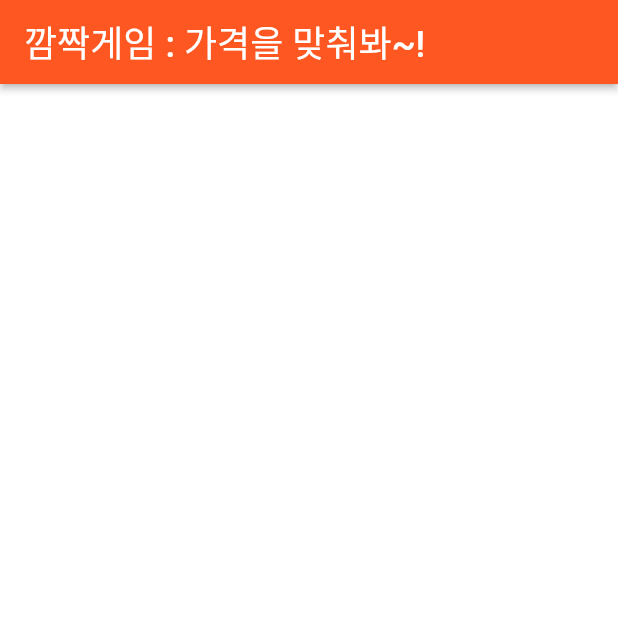
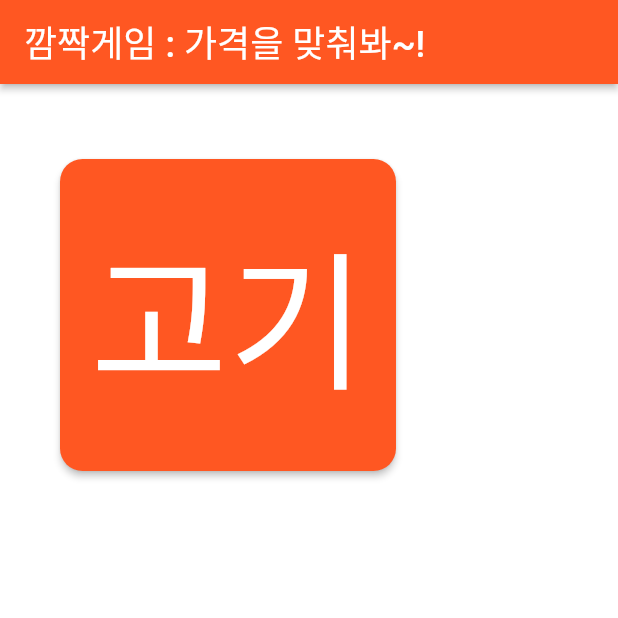
Before and after one commit to jjang0308/os_memeory_game, a Flutter app: the screen it shows after launch, on a phone screen of 412 x 824 dp, the top half of it. Run offline on Flutter 3.47's test engine with Material 2 defaults, Android fonts, the phone set to English and light mode, and no system bars.

Commit message:
게임버튼생성

```diff
--- a/lib/features/calculator_game/calculator_game_screen.dart
+++ b/lib/features/calculator_game/calculator_game_screen.dart
@@ -1,7 +1,14 @@
 import 'package:flutter/material.dart';
 
-class CarculatorGameScreen extends StatelessWidget {
+class CarculatorGameScreen extends StatefulWidget {
   const CarculatorGameScreen({super.key});
+
+  @override
+  State<CarculatorGameScreen> createState() => _CarculatorGameScreenState();
+}
+
+class _CarculatorGameScreenState extends State<CarculatorGameScreen> {
+  int calcul = 0;
 
   @override
   Widget build(BuildContext context) {
@@ -16,9 +23,42 @@ class CarculatorGameScreen extends StatelessWidget {
           style: TextStyle(fontSize: 24, fontWeight: FontWeight.w500),
         ),
       ),
-      body: const Column(children: [
-        SizedBox(
+      body: Column(children: [
+        const SizedBox(
           height: 50,
+        ),
+        Column(
+          children: [
+            Padding(
+              padding: const EdgeInsets.symmetric(
+                  horizontal: 40), // 양쪽으로 10 픽셀씩 외부 패딩 주기
+              child: ElevatedButton(
+                onPressed: () {
+                  setState(() {
+                    calcul += 500;
+                  });
+                },
+                style: ElevatedButton.styleFrom(
+                  backgroundColor: Colors.deepOrange,
+                  minimumSize: const Size(200, 150),
+                  padding: const EdgeInsets.all(20),
+                  shape: RoundedRectangleBorder(
+                    borderRadius: BorderRadius.circular(15),
+                  ),
+                ),
+                child: const Padding(
+                  padding: EdgeInsets.symmetric(vertical: 10),
+                  child: Text(
+                    '고기',
+                    style: TextStyle(
+                      color: Colors.white,
+                      fontSize: 100,
+                    ),
+                  ),
+                ),
+              ),
+            ),
+          ],
         ),
       ]),
     );
--- a/lib/main.dart
+++ b/lib/main.dart
@@ -10,7 +10,7 @@ class MyApp extends StatelessWidget {
 
   @override
   Widget build(BuildContext context) {
-    return const MaterialApp(
+    return MaterialApp(
       home: CarculatorGameScreen(),
     );
   }
```
